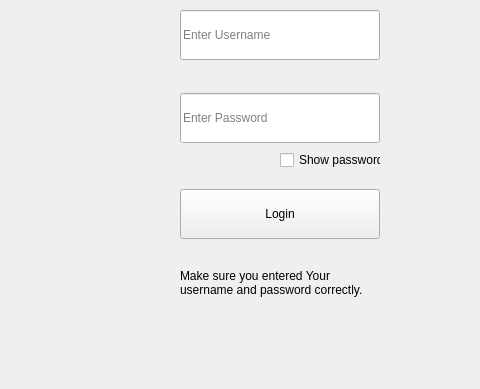
Before: the Qt Designer form login.ui in Porcupine1/School_Library_System, drawn with Qt 5; both pictures show x 198 to 678 and y 111 to 500 of the 678 by 500 pixel window.
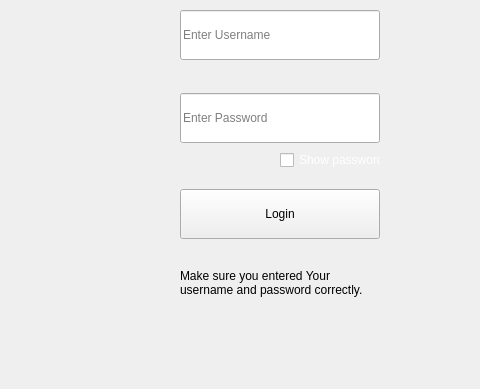
After: the same form once the commit is applied. Icons and pictures are not drawn.

Diff of the .ui file:
```diff
--- a/login.ui
+++ b/login.ui
@@ -253,6 +253,43 @@
       <height>22</height>
      </rect>
     </property>
+    <property name="palette">
+     <palette>
+      <active>
+       <colorrole role="WindowText">
+        <brush brushstyle="SolidPattern">
+         <color alpha="255">
+          <red>255</red>
+          <green>255</green>
+          <blue>255</blue>
+         </color>
+        </brush>
+       </colorrole>
+      </active>
+      <inactive>
+       <colorrole role="WindowText">
+        <brush brushstyle="SolidPattern">
+         <color alpha="255">
+          <red>255</red>
+          <green>255</green>
+          <blue>255</blue>
+         </color>
+        </brush>
+       </colorrole>
+      </inactive>
+      <disabled>
+       <colorrole role="WindowText">
+        <brush brushstyle="SolidPattern">
+         <color alpha="255">
+          <red>120</red>
+          <green>120</green>
+          <blue>120</blue>
+         </color>
+        </brush>
+       </colorrole>
+      </disabled>
+     </palette>
+    </property>
     <property name="text">
      <string>Show password</string>
     </property>
```
